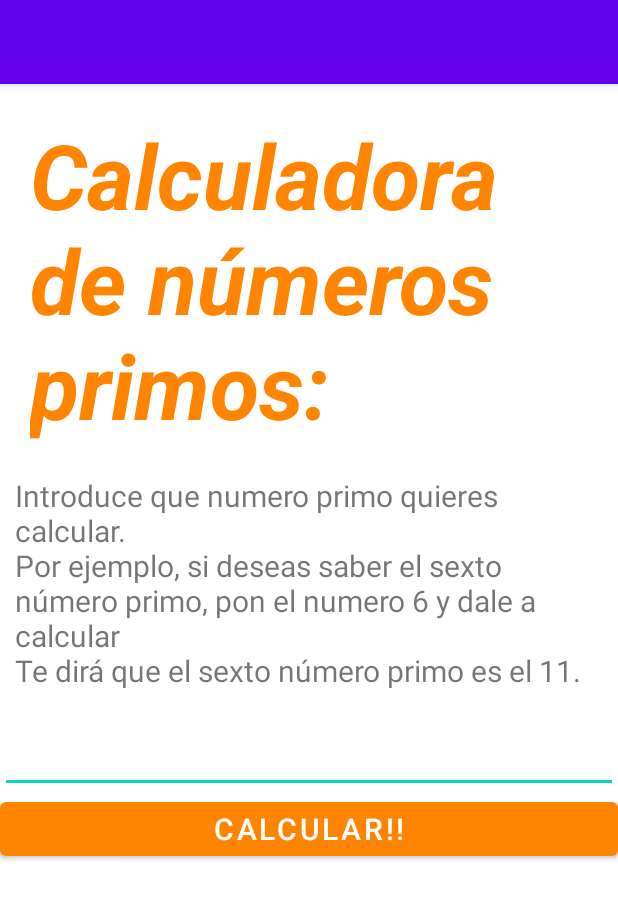
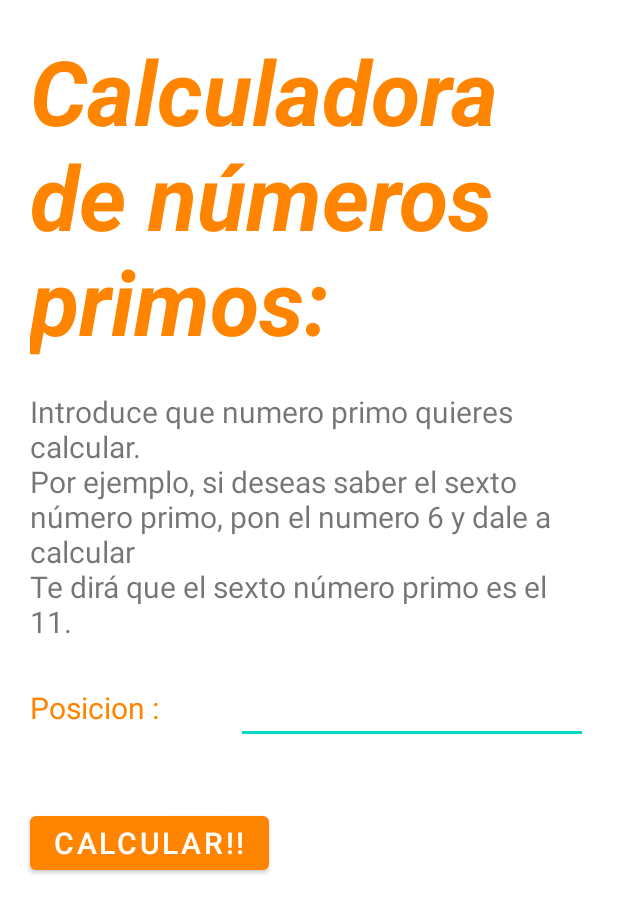
Before and after one commit to bieitoSousa/PMDM_PrimeNumbersCalculator, an Android app: the screen it shows after launch (MainActivity), on a phone screen of 412 x 824 dp. Shown: the top 913 px of the screen. Run offline under Robolectric (Android 15) with nearby library versions, the phone set to English and light mode, and no system bars.

Commit message:
second commit

```diff
--- a/app/src/main/java/com/bieitosousa/primenumberscalculator/MainActivity.java
+++ b/app/src/main/java/com/bieitosousa/primenumberscalculator/MainActivity.java
@@ -1,5 +1,6 @@
 package com.bieitosousa.primenumberscalculator;
 
+import android.content.Context;
 import android.content.res.Resources;
 import android.os.Bundle;
 
@@ -10,15 +11,24 @@ import androidx.appcompat.app.AppCompatActivity;
 import androidx.appcompat.widget.Toolbar;
 import androidx.core.content.ContextCompat;
 
+import android.util.Log;
+
+import android.view.Gravity;
 import android.view.View;
 
-import android.view.Menu;
-import android.view.MenuItem;
+
 import android.widget.Button;
 import android.widget.EditText;
 import android.widget.TextView;
+import android.widget.Toast;
 
 public class MainActivity extends AppCompatActivity {
+
+    private static final String TAG = "MyActivity";
+    private static final String TAG_onCreate = TAG +" : onCreate";
+    private static final String TAG_onCreate_button_onClick = TAG_onCreate+ " : button_action_calculate : onClick";
+
+
     /*   =            =      Texto      =
                 [https://developer.android.com/guide/topics/resources/string-resource?hl=es#java]
                     #   En Java: R.string.string_name
@@ -42,8 +52,10 @@ public class MainActivity extends AppCompatActivity {
      */
     @Override
     protected void onCreate(Bundle savedInstanceState) {
+
+        Log.i(TAG_onCreate, " - START -");
         try {
-            Resources res = getResources(); // to access res/ to  take color and other
+            Resources res = getResources(); // to access res/ to  take color and other parameters
             // init main activity
             super.onCreate(savedInstanceState);
             setContentView(R.layout.activity_main);
@@ -53,53 +65,57 @@ public class MainActivity extends AppCompatActivity {
             final TextView textView_header = (TextView) findViewById(R.id.textView_header);
             final TextView textView_description = (TextView) findViewById(R.id.textView_description);
             final EditText editText_int_Input = (EditText) findViewById(R.id.editText_int_Input);
+            final TextView textView_Label_position = (TextView) findViewById(R.id.textView_Label_position);
             final Button button_action_calculate = (Button) findViewById(R.id.button_action_calculate);
             final TextView textView_request_action = (TextView) findViewById(R.id.textView_request_action);
+
             // set atributes for the inputs
+           //header
+            textView_header.setText(getString(R.string.header));
+            textView_header.setTextColor(ContextCompat.getColor(this, R.color.orange_primary));
+            //description
+            textView_description.setText(getString(R.string.description));
+            //button
             button_action_calculate.setText(getString(R.string.button_action_calculate_text));
             button_action_calculate.setTextColor(ContextCompat.getColor(this, R.color.white));
             button_action_calculate.setBackgroundColor(ContextCompat.getColor(this, R.color.orange_primary));
-            textView_header.setText(getString(R.string.header));
-            textView_header.setTextColor(ContextCompat.getColor(this, R.color.orange_primary));
-            textView_description.setText(getString(R.string.description));
+            // input label
+            textView_Label_position.setText(getString(R.string.labelPosition));
+            textView_Label_position.setTextColor(ContextCompat.getColor(this, R.color.orange_primary));
+
+
+            // Events --> On
+            button_action_calculate.setOnClickListener(
+                    new View.OnClickListener()  {
+                        @Override
+                        public void onClick(View v) throws NumberFormatException {
+                            try {
                             // take atributes for the inputs
-            String inputNumberString =  editText_int_Input.getText().toString(); // input in type String
+                            final String inputNumberString = editText_int_Input.getText().toString(); // input in type String
                             int inputNumberInt = Integer.parseInt(inputNumberString);
-            final String finalRequest = preRequest + inputNumberInt + postRequest ;
-            // Events --> On
-            button_action_calculate.setOnClickListener( new View.OnClickListener() {
-                @Override
-                public void onClick(View v) {
+                            final String finalRequest = preRequest + " [ " + inputNumberInt + " ] " + postRequest + "=> [ ";
                             // calculate outputs
+                            Toast toast1 =
+                                    Toast.makeText(getApplicationContext(),
+                                            "Toast por defecto", Toast.LENGTH_SHORT);
                             int numberRequest = PrimeCalculator.numberOfPrimoInt(inputNumberInt);
                             // request ouputs
-                    textView_request_action.setText(finalRequest + numberRequest);
+                            textView_request_action.setText(finalRequest + numberRequest + " ]");
+                            } catch (NumberFormatException nfe) {
+                               Toast toast = Toast.makeText(MainActivity.this ,getString(R.string.errorEntero), Toast.LENGTH_LONG);
+                                toast.setGravity(Gravity.TOP|Gravity.CENTER_HORIZONTAL, 0, 0);
+                                toast.show();
+                                Log.d(TAG_onCreate_button_onClick, "NumberFormatException "+nfe.getMessage());
+                            } catch (Exception e) {
+                                Toast.makeText(MainActivity.this ,e.getMessage(), Toast.LENGTH_LONG).show();
+                                Log.d(TAG_onCreate_button_onClick,"Exception"+ e.getMessage());
+                            }
                         }
                     });
-        }catch(Exception e){
-            System.err.println(e.getMessage());
+        } catch (Exception e) {
+            Log.i(TAG_onCreate,"MainActivity"+ e.getMessage());
         }
     }
 
-    @Override
-    public boolean onCreateOptionsMenu(Menu menu) {
-        // Inflate the menu; this adds items to the action bar if it is present.
-        getMenuInflater().inflate(R.menu.menu_main, menu);
-        return true;
+
 }
-
-    @Override
-    public boolean onOptionsItemSelected(MenuItem item) {
-        // Handle action bar item clicks here. The action bar will
-        // automatically handle clicks on the Home/Up button, so long
-        // as you specify a parent activity in AndroidManifest.xml.
-        int id = item.getItemId();
-
-        //noinspection SimplifiableIfStatement
-        if (id == R.id.action_settings) {
-            return true;
-        }
-
-        return super.onOptionsItemSelected(item);
-    }
-}
--- a/app/src/main/res/layout/activity_main.xml
+++ b/app/src/main/res/layout/activity_main.xml
@@ -15,23 +15,11 @@
     xmlns:app="http://schemas.android.com/apk/res-auto"
     xmlns:tools="http://schemas.android.com/tools"
     android:layout_width="match_parent"
-    android:layout_height="match_parent"
+    android:layout_height="wrap_content"
     android:orientation="vertical"
     tools:context=".MainActivity">
 
-    <com.google.android.material.appbar.AppBarLayout
-        android:layout_width="match_parent"
-        android:layout_height="wrap_content"
-        android:theme="@style/Theme.PrimeNumbersCalculator.AppBarOverlay">
 
-        <androidx.appcompat.widget.Toolbar
-            android:id="@+id/toolbar"
-            android:layout_width="match_parent"
-            android:layout_height="?attr/actionBarSize"
-            android:background="?attr/colorPrimary"
-            app:popupTheme="@style/Theme.PrimeNumbersCalculator.PopupOverlay" />
-
-    </com.google.android.material.appbar.AppBarLayout>
     <!--
      =   =   =   =   =   =   Ingrar un layout   =   =   =   =   =   =   =
      #  Crear layoutName.xml en la carpeta : app/src/main/res/layout
@@ -43,11 +31,11 @@
         android:id="@+id/textView_header"
         android:layout_width="match_parent"
         android:layout_height="wrap_content"
+        android:layout_marginLeft="20dp"
         android:layout_marginTop="20dp"
-        android:layout_marginLeft="20dp"
         android:layout_marginRight="20dp"
-        android:textStyle="bold|italic"
-        android:textSize="60sp" />
+        android:textSize="60sp"
+        android:textStyle="bold|italic" />
     <!-- android:text="header text" -->
 
 
@@ -55,39 +43,80 @@
         android:id="@+id/textView_description"
         android:layout_width="match_parent"
         android:layout_height="wrap_content"
+        android:layout_marginLeft="20dp"
         android:layout_marginTop="20dp"
-        android:layout_marginLeft="10dp"
-        android:layout_marginRight="10dp"
-        android:color="#ff8400"
+        android:layout_marginRight="20dp"
         android:textSize="20sp" />
-<!--        android:text="description text"-->
 
+
+    <LinearLayout
+        android:layout_width="match_parent"
+        android:layout_height="90dp"
+        android:layout_gravity="center"
+        android:layout_weight="1"
+        android:orientation="horizontal">
+
+        <TextView
+            android:id="@+id/textView_Label_position"
+            android:layout_width="match_parent"
+            android:layout_height="wrap_content"
+            android:layout_marginLeft="20dp"
+            android:layout_marginTop="20dp"
+            android:layout_marginRight="20dp"
+            android:layout_weight="2"
+            android:text="Position :"
+            android:textSize="20sp" />
 
         <EditText
             android:id="@+id/editText_int_Input"
             android:layout_width="match_parent"
             android:layout_height="wrap_content"
+            android:layout_marginLeft="20dp"
             android:layout_marginTop="20dp"
+            android:layout_marginRight="20dp"
+            android:layout_weight="1"
+            android:inputType="text"
             android:textSize="20sp" />
-    <!-- android:hint="dime una posicion" -->
 
+
+    </LinearLayout>
+
+    <LinearLayout
+        android:layout_width="match_parent"
+        android:layout_height="124dp"
+        android:layout_gravity="center"
+        android:orientation="horizontal">
 
         <Button
             android:id="@+id/button_action_calculate"
+            android:layout_width="wrap_content"
+            android:layout_height="wrap_content"
+            android:layout_marginLeft="20dp"
+            android:layout_marginRight="20dp"
+            android:layout_marginTop="20dp"
+            android:layout_marginBottom="20dp"
+            android:textSize="20sp" />
+        <!-- android:hint="dime una posicion" -->
+        <!--    android:text="calculate prime number"-->
+    </LinearLayout>
+
+    <LinearLayout
         android:layout_width="match_parent"
-        android:layout_height="wrap_content"
-        android:textSize="20sp"  />
-    <!--    android:text="calculate prime number"-->
-
+        android:layout_height="89dp"
+        android:layout_gravity="center"
+        android:layout_weight="3"
+        android:orientation="horizontal">
 
         <TextView
             android:id="@+id/textView_request_action"
             android:layout_width="match_parent"
             android:layout_height="wrap_content"
+            android:layout_marginLeft="20dp"
             android:layout_marginTop="20dp"
-        android:textSize="18sp"/>
+            android:layout_marginRight="20dp"
+            android:textSize="18sp" />
         <!--    android:text="The prime number is : "-->
-
+    </LinearLayout>
 
 
 </LinearLayout>
--- a/app/src/main/res/menu/menu_main.xml
+++ /dev/null
@@ -1,10 +0,0 @@
-<menu xmlns:android="http://schemas.android.com/apk/res/android"
-    xmlns:app="http://schemas.android.com/apk/res-auto"
-    xmlns:tools="http://schemas.android.com/tools"
-    tools:context="com.bieitosousa.primenumberscalculator.MainActivity">
-    <item
-        android:id="@+id/action_settings"
-        android:orderInCategory="100"
-        android:title="@string/action_settings"
-        app:showAsAction="never" />
-</menu>
--- a/app/src/main/res/values/strings.xml
+++ b/app/src/main/res/values/strings.xml
@@ -8,7 +8,9 @@
                \nPor ejemplo, si deseas saber el sexto  número primo, pon el numero 6 y dale a calcular
                \nTe dirá que el sexto número primo es el 11.
     </string>
+    <string name="labelPosition"> Posicion : </string>
     <string name="button_action_calculate_text">Calcular!! </string>
-    <string name="postRequest">El primo numero </string>
-    <string name="preRequest"> es el : </string>
+    <string name="preRequest">El primo numero </string>
+    <string name="postRequest"> es el : </string>
+    <string name="errorEntero"> introduce un numero entero </string>
 </resources>
```
Also changed, not shown: app/src/main/java/com/bieitosousa/primenumberscalculator/PrimeCalculator.java (+25 -8 lines). Lines whose indentation alone changed are shown as unchanged.
